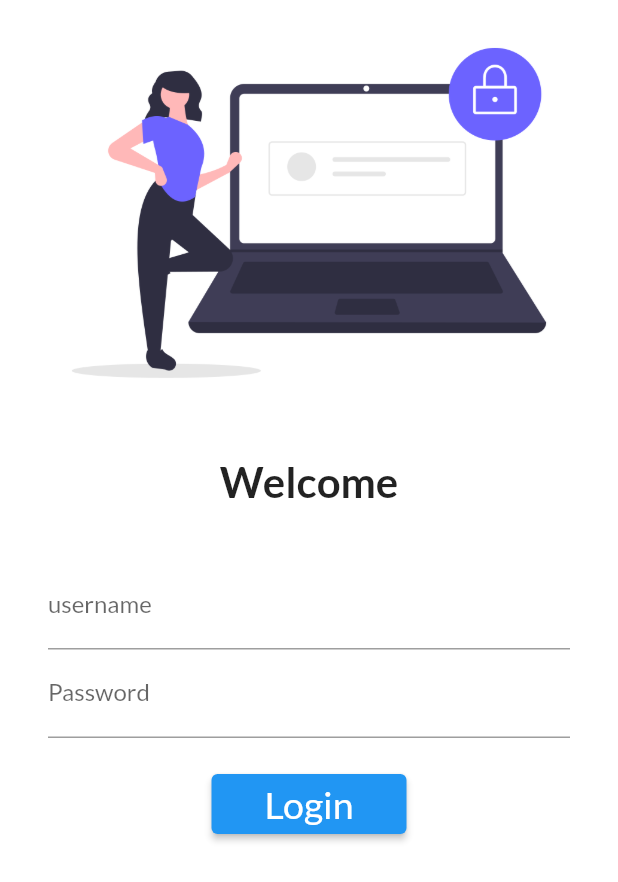
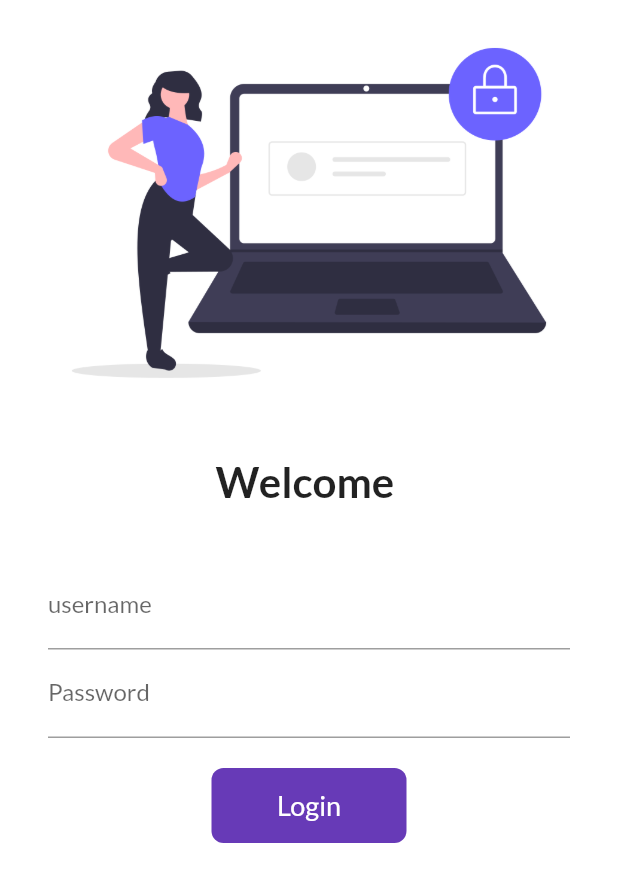
Before and after one commit to Superman005/flutter-practice, a Flutter app: the screen it shows after launch, on a phone screen of 412 x 824 dp. Shown: the top 882 px of the screen. Run offline on Flutter 3.47's test engine with Material 2 defaults, Android fonts, the phone set to English and light mode, and no system bars; our stand-ins replace google_fonts.

Commit message:
Day 6 completed

```diff
--- a/lib/main.dart
+++ b/lib/main.dart
@@ -21,7 +21,8 @@
         fontFamily: GoogleFonts.lato().fontFamily,
       ),
       darkTheme: ThemeData(
-        brightness: Brightness.dark,
+        primaryColor: Colors.amberAccent,
+        // brightness: Brightness.dark,
       ),
       initialRoute: "/",
       routes: {
--- a/lib/pages/login_page.dart
+++ b/lib/pages/login_page.dart
@@ -1,7 +1,15 @@
 import 'package:flutter/material.dart';
 import 'package:practice4/utils/routes.dart';
 
-class LoginPage extends StatelessWidget {
+class LoginPage extends StatefulWidget {
+  @override
+  _LoginPageState createState() => _LoginPageState();
+}
+
+class _LoginPageState extends State<LoginPage> {
+  String name = "";
+  bool changeButton = false;
+
   @override
   Widget build(BuildContext context) {
     return Material(
@@ -18,7 +26,7 @@
               height: 20,
             ),
             Text(
-              "Welcome",
+              "Welcome $name",
               style: TextStyle(
                 fontSize: 28,
                 fontWeight: FontWeight.bold,
@@ -35,6 +43,10 @@
                     labelText: "username",
                     hintText: "Enter username",
                   ),
+                  onChanged: (value) {
+                    name = value;
+                    setState(() {});
+                  },
                 ),
                 TextFormField(
                   obscureText: true,
@@ -46,16 +58,48 @@
                 SizedBox(
                   height: 20,
                 ),
-                ElevatedButton(
-                  child: Text(
-                    'Login',
-                    style: TextStyle(fontSize: 25),
-                  ),
-                  style: TextButton.styleFrom(minimumSize: Size(130, 40)),
-                  onPressed: () {
+                InkWell(
+                  onTap: () async {
+                    setState(() {
+                      changeButton = true;
+                    });
+                    await Future.delayed(Duration(seconds: 1));
                     Navigator.pushNamed(context, MyRoutes.homeRoute);
                   },
-                ),
+                  child: AnimatedContainer(
+                    duration: Duration(seconds: 1),
+                    width: changeButton ? 50 : 130,
+                    height: 50,
+                    alignment: Alignment.center,
+                    child: changeButton
+                        ? Icon(
+                            Icons.done,
+                            color: Colors.white,
+                          )
+                        : Text("Login",
+                            style: TextStyle(
+                              fontSize: 18,
+                              color: Colors.white,
+                            )),
+                    decoration: BoxDecoration(
+                      color: Colors.deepPurple,
+                      borderRadius: BorderRadius.circular(
+                        changeButton ? 50 : 8,
+                      ),
+                    ),
+                  ),
+                )
+
+                // ElevatedButton(
+                //   child: Text(
+                //     'Login',
+                //     style: TextStyle(fontSize: 25),
+                //   ),
+                //   style: TextButton.styleFrom(minimumSize: Size(130, 40)),
+                //   onPressed: () {
+                //     Navigator.pushNamed(context, MyRoutes.homeRoute);
+                //   },
+                // ),
               ]),
             )
           ],
```
